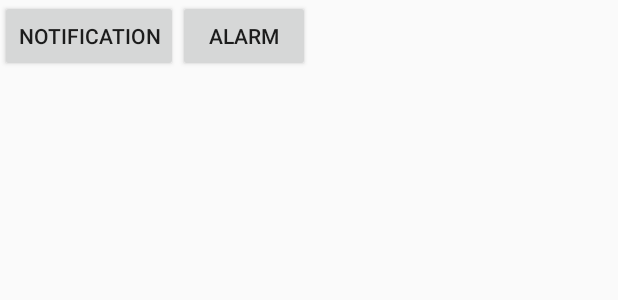
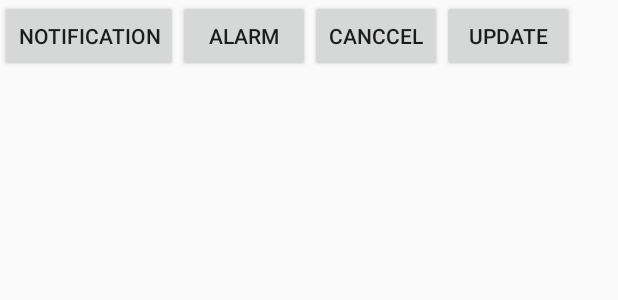
Before and after one commit to moritanian/android-alarm-plugin, an Android app: the layout activity_main.xml on its own in the app's theme, with its tools: preview values and no code run, on a phone screen of 412 x 824 dp. Shown: the top 300 px of the screen. Run offline under Robolectric (Android 15) with nearby library versions, the phone set to English and light mode, and no system bars.

Commit message:
update と reset対応

```diff
--- a/app/src/main/java/example/com/notificationtest/MyAlarmManager.java
+++ b/app/src/main/java/example/com/notificationtest/MyAlarmManager.java
@@ -43,6 +43,7 @@ public class MyAlarmManager {
         c.add(Calendar.SECOND, secondsFromNow);
         addNotification(con, id, name, title, label, c);
     }
+
     public static void addNotification(Context con, int id, String name, String title, String label,  Calendar c){
 
         Intent intent = new Intent(con, MyAlarmService.class);
@@ -58,7 +59,7 @@ public class MyAlarmManager {
     }
 
     private static void setAlarmManager(Context con, int id, Intent intent, Calendar c){
-        PendingIntent pendingIntent = PendingIntent.getService(con, PendingIntent.FLAG_ONE_SHOT, intent, PendingIntent.FLAG_UPDATE_CURRENT);
+        PendingIntent pendingIntent = PendingIntent.getService(con, id, intent, PendingIntent.FLAG_UPDATE_CURRENT);
         AlarmManager manager = (AlarmManager)con.getSystemService(con.ALARM_SERVICE);
         manager.set(AlarmManager.RTC_WAKEUP, c.getTimeInMillis(), pendingIntent);
     }
--- a/app/src/main/java/example/com/notificationtest/Notifier.java
+++ b/app/src/main/java/example/com/notificationtest/Notifier.java
@@ -16,12 +16,13 @@ public class Notifier extends BroadcastReceiver {
     @Override
     public void onReceive(Context content, Intent intent) {
 
-        Toast.makeText(content, "Alarm Received!", Toast.LENGTH_SHORT).show();
         Log.d("AlarmReceiver", "Alarm Received! : " + intent.getIntExtra(Intent.EXTRA_ALARM_COUNT, 0));
 
         //通知がクリックされた時に発行されるIntentの生成
         Intent sendIntent = new Intent(content, MainActivity.class);
         PendingIntent pendingIntent = PendingIntent.getActivity(content, 0, sendIntent, 0);
+
+        Integer priId = intent.getIntExtra("pri_id" ,0);
 
         //通知オブジェクトの生成
         Notification noti = new NotificationCompat.Builder(content)
@@ -35,7 +36,7 @@ public class Notifier extends BroadcastReceiver {
                 .build();
 
         NotificationManager manager = (NotificationManager)content.getSystemService(Context.NOTIFICATION_SERVICE);
-        manager.notify(0, noti);
+        manager.notify(priId, noti);
 
     }
 
--- a/app/src/main/res/layout/activity_main.xml
+++ b/app/src/main/res/layout/activity_main.xml
@@ -26,6 +26,20 @@
             android:layout_height="wrap_content"
             android:layout_alignParentTop="true"
             android:text="alarm" />
+
+        <Button
+            android:id="@+id/button3"
+            android:layout_width="wrap_content"
+            android:layout_height="wrap_content"
+            android:layout_alignParentTop="true"
+            android:text="canccel" />
+
+        <Button
+            android:id="@+id/button4"
+            android:layout_width="wrap_content"
+            android:layout_height="wrap_content"
+            android:layout_alignParentTop="true"
+            android:text="update" />
     </LinearLayout>
 
 </android.support.constraint.ConstraintLayout>
```
Also changed, not shown: app/src/main/java/example/com/notificationtest/MainActivity.java (+22 -0 lines), app/src/main/java/example/com/notificationtest/MyAlarmService.java (+0 -9 lines).
